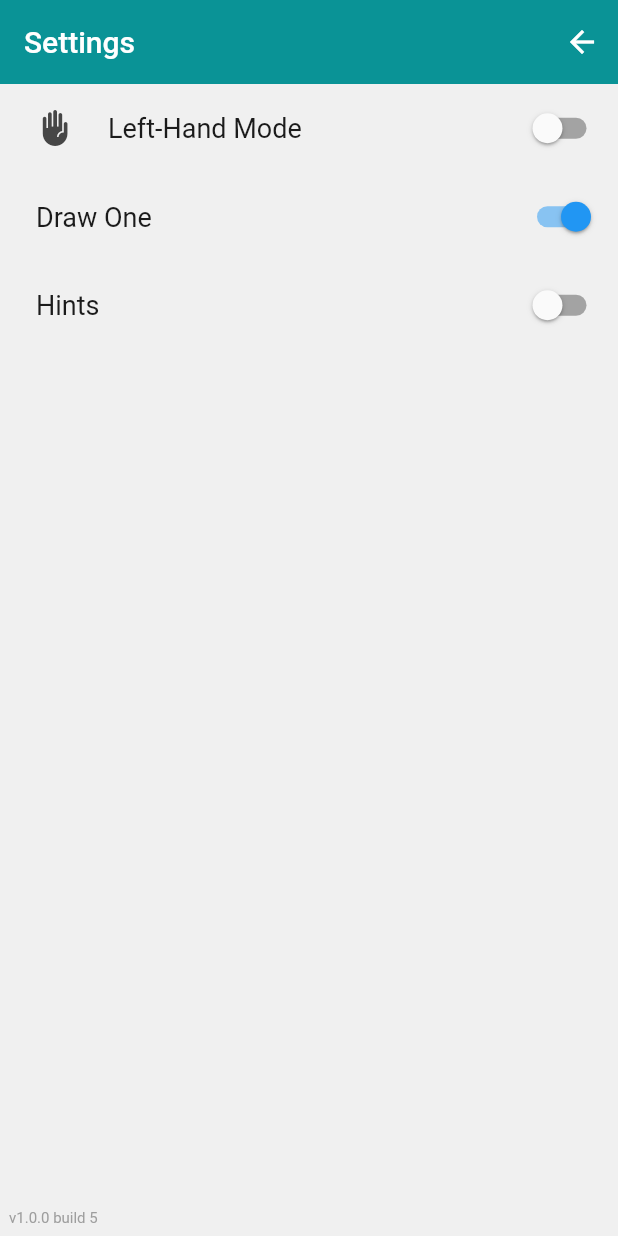
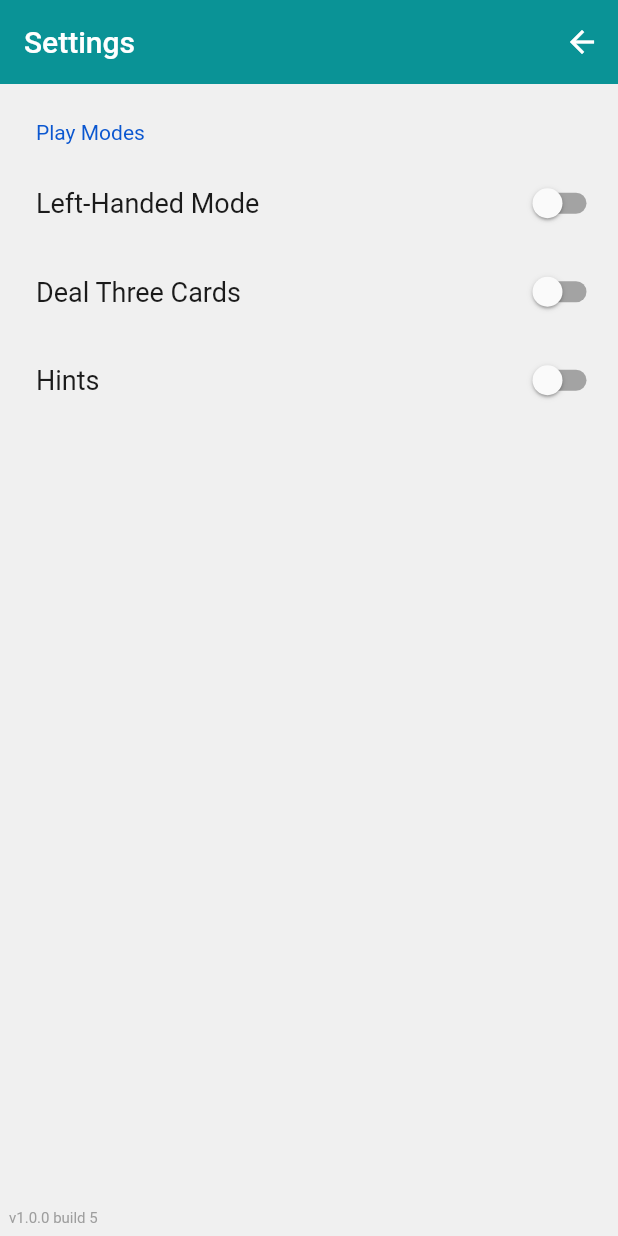
Before and after one commit to bensherriff/simplySolitaire, a Flutter app: the screen it shows after launch, after a tap on the "settings" icon, on a phone screen of 412 x 824 dp. Run offline on Flutter 3.47's test engine with Material 2 defaults, Android fonts, the phone set to English and light mode, and no system bars; drawn by our look-alikes of settings_ui; our stand-ins replace get, get_storage, package_info_plus.

Commit message:
Moved get storage usage to utilities

```diff
--- a/lib/card_foundation.dart
+++ b/lib/card_foundation.dart
@@ -53,7 +53,7 @@ class CardFoundationState extends State<CardFoundation> {
         ),
         DragTarget<Map>(
           builder: (context, listOne, listTwo) {
-            return widget.cards.isEmpty ? const SizedBox() : MovableCard(
+            return widget.cards.isEmpty ? Utilities.emptyCard() : MovableCard(
               playingCard: widget.cards.last,
               columnIndex: widget.columnIndex,
               attachedCards: [
--- a/lib/screens/game_screen.dart
+++ b/lib/screens/game_screen.dart
@@ -1,10 +1,10 @@
 import 'package:flutter/material.dart';
 import 'package:get/get.dart';
-import 'package:get_storage/get_storage.dart';
 import 'package:solitaire/game_timer.dart';
 import 'package:solitaire/screens/options_screen.dart';
 import 'package:solitaire/move.dart';
 import 'package:solitaire/screens/menu_screen.dart';
+import 'package:solitaire/utilities.dart';
 
 enum GameMode {
   klondike,
@@ -23,7 +23,6 @@ class GameScreen extends StatefulWidget {
 
   final Color backgroundColor;
   final GameMode gameMode;
-  final box = GetStorage('storage');
 
   bool initialized = false;
   int seed = -1;
@@ -37,13 +36,12 @@ class GameScreen extends StatefulWidget {
 }
 
 class GameScreenState<T extends GameScreen> extends State<T> {
-
   final OptionsScreen optionsScreen = Get.find();
 
   @override
   void initState() {
     super.initState();
-    widget.box.write('gameMode', widget.gameMode.toString());
+    Utilities.writeData('gameMode', widget.gameMode.toString());
   }
 
   @override
--- a/lib/screens/menu_screen.dart
+++ b/lib/screens/menu_screen.dart
@@ -1,6 +1,5 @@
 import 'package:flutter/material.dart';
 import 'package:get/get.dart';
-import 'package:get_storage/get_storage.dart';
 import 'package:solitaire/screens/game_screen.dart';
 import 'package:solitaire/screens/klondike_screen.dart';
 import 'package:solitaire/screens/options_screen.dart';
@@ -15,9 +14,8 @@ class MenuScreen extends StatefulWidget {
 }
 
 class MenuScreenState extends State<MenuScreen> {
-  final OptionsScreen _optionsScreen = Get.put(OptionsScreen());
+  final OptionsScreen _optionsScreen = Get.put(const OptionsScreen());
 
-  final box = GetStorage('storage');
   final PageController _pageController = PageController(initialPage: 0);
   final List<Widget> _pages = [];
   int _activePage = 0;
@@ -160,8 +158,8 @@ class MenuScreenState extends State<MenuScreen> {
                 children: <Widget>[
                   Padding(
                       padding: const EdgeInsets.fromLTRB(0, 10, 0, 0),
-                      child: (box.read('seed') != null && gameScreen.initialized) ? Text(
-                        '${box.read('seed')}',
+                      child: (Utilities.readData('seed') != null && gameScreen.initialized) ? Text(
+                        '${Utilities.readData('seed')}',
                         style: const TextStyle(color: Colors.grey),
                       ) :
                       const Text('')
--- a/lib/screens/options_screen.dart
+++ b/lib/screens/options_screen.dart
@@ -1,24 +1,41 @@
 import 'package:flutter/material.dart';
 import 'package:get/get.dart';
+import 'package:logging/logging.dart';
 import 'package:package_info_plus/package_info_plus.dart';
 import 'package:settings_ui/settings_ui.dart';
+import 'package:solitaire/utilities.dart';
 
 class OptionsScreen extends StatefulWidget {
-  OptionsScreen({Key? key}) : super(key: key);
-
-  bool leftHandMode = false;
-  bool drawOne = true;
-  bool hints = false;
+  const OptionsScreen({Key? key}) : super(key: key);
 
   @override
   OptionsScreenState createState() => OptionsScreenState();
 }
 
 class OptionsScreenState extends State<OptionsScreen> {
+  final logger = Logger("OptionsScreenState");
+  bool leftHandMode = false;
+  bool dealThree = false;
+  bool hints = false;
 
   @override
   void initState() {
     super.initState();
+    if (Utilities.hasData('leftHandMode')) {
+      leftHandMode = Utilities.readData('leftHandMode');
+    } else {
+      Utilities.writeData('leftHandMode', leftHandMode).then((value) => logger.fine("Set leftHandMode to $leftHandMode"));
+    }
+    if (Utilities.hasData('dealThree')) {
+      dealThree = Utilities.readData('dealThree');
+    } else {
+      Utilities.writeData('dealThree', dealThree).then((value) => logger.fine("Set dealThree to $dealThree"));
+    }
+    if (Utilities.hasData('hints')) {
+      hints = Utilities.readData('hints');
+    } else {
+      Utilities.writeData('hints', hints).then((value) => logger.fine("Set hints to $hints"));
+    }
   }
 
   @override
@@ -47,33 +64,34 @@ class OptionsScreenState extends State<OptionsScreen> {
           SettingsList(
             sections: [
               SettingsSection(
+                title: const Text('Play Modes'),
                 tiles: [
                   SettingsTile.switchTile(
-                        title: const Text('Left-Hand Mode'),
-                        leading: const Icon(Icons.front_hand),
-                        initialValue: widget.leftHandMode,
+                    title: const Text('Left-Handed Mode'),
+                    initialValue: leftHandMode,
                     onToggle: (value) {
-                          setState(() {
-                            widget.leftHandMode = value;
-                          });
+                      Utilities.writeData('leftHandMode', value).then((value) => setState(() {
+                        leftHandMode = value;
+                      }));
+
                     }
                   ),
                   SettingsTile.switchTile(
-                        title: const Text('Draw One'),
-                        initialValue: widget.drawOne,
+                    title: const Text('Deal Three Cards'),
+                    initialValue: dealThree,
                     onToggle: (value) {
-                          setState(() {
-                            widget.drawOne = value;
-                          });
+                      Utilities.writeData('dealThree', value).then((value) => setState(() {
+                        dealThree = value;
+                      }));
                     }
                   ),
                   SettingsTile.switchTile(
                     title: const Text('Hints'),
-                        initialValue: widget.hints,
+                    initialValue: hints,
                     onToggle: (value) {
-                          setState(() {
-                            widget.hints = value;
-                          });
+                      Utilities.writeData('hints', value).then((value) => setState(() {
+                        hints = value;
+                      }));
                     }
                   )
                 ]
--- a/lib/utilities.dart
+++ b/lib/utilities.dart
@@ -1,5 +1,7 @@
 import 'package:flutter/material.dart';
 import 'package:get/get.dart';
+import 'package:get_storage/get_storage.dart';
+import 'package:solitaire/playing_card.dart';
 
 import 'screens/menu_screen.dart';
 
@@ -13,6 +15,38 @@ class Utilities {
   // Standard 2.74x3.74
   static const double cardHeight = 70.0;
   static const double cardWidth = 51.28;
+
+  static var storage = GetStorage('storage');
+
+  static Future<T> writeData<T>(String key, T value) async {
+    await storage.write(key, value);
+    return value;
+  }
+
+  static bool hasData(String key) {
+    return storage.hasData(key);
+  }
+
+  static T readData<T>(String key) {
+    return storage.read(key);
+  }
+
+  static SizedBox emptyCard() {
+    return const SizedBox(
+      height: cardHeight,
+      width: cardWidth,
+    );
+  }
+
+  static int countHiddenCards(List<PlayingCard> cards) {
+    int hiddenCount = 0;
+    for (PlayingCard card in cards) {
+      if (!card.revealed) {
+        hiddenCount++;
+      }
+    }
+    return hiddenCount;
+  }
 
   static baseAppBar(Color backgroundColor, List<Widget> widgets) {
     return AppBar(
```
Also changed, not shown: lib/game_utilities.dart (deleted, +0 -13 lines), lib/screens/klondike_screen.dart (+18 -20 lines), 16 other files. Lines whose indentation alone changed are shown as unchanged.
